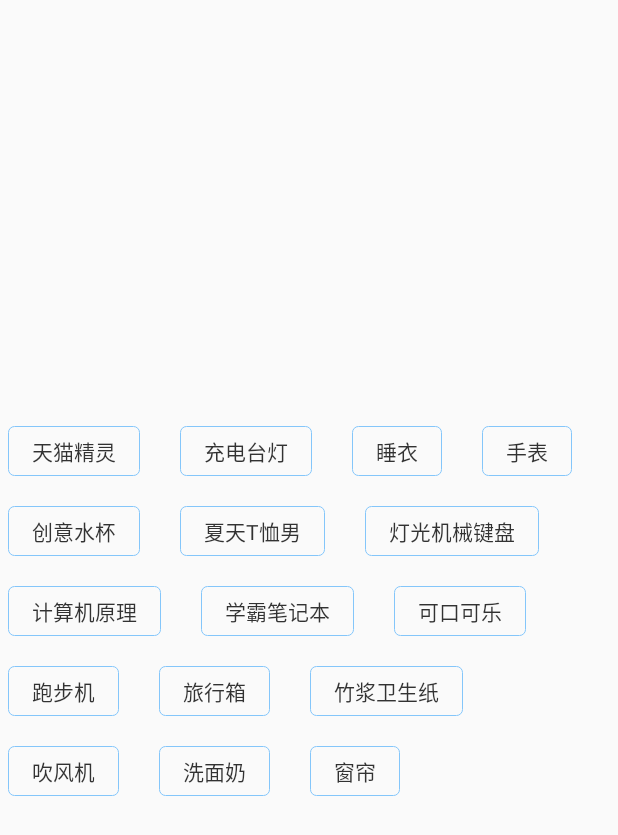
After one commit to Kingcool759/DiyView, an Android app: the Show4 screen opened directly, with no data from a screen before it, on a phone screen of 412 x 824 dp. The commit adds this screen. Shown: the top 835 px of the screen. Run offline under Robolectric (Android 15) with nearby library versions, the phone set to English and light mode, and no system bars; libraries missing offline, so code that uses them is left out: com.alibaba.android.

Commit message:
04自定义View系列FlowLayout流式布局

```diff
--- a/app/build.gradle
+++ b/app/build.gradle
@@ -7,7 +7,7 @@ android {
 
     defaultConfig {
         applicationId "com.example.diyview"
-        minSdkVersion 16
+        minSdkVersion 23
         targetSdkVersion 30
         versionCode 1
         versionName "1.0"
--- a/app/src/main/AndroidManifest.xml
+++ b/app/src/main/AndroidManifest.xml
@@ -10,7 +10,8 @@
         android:roundIcon="@mipmap/ic_launcher_round"
         android:supportsRtl="true"
         android:theme="@style/AppTheme">
-        <activity android:name=".show.Show3"></activity>
+        <activity android:name=".show.Show4"></activity>
+        <activity android:name=".show.Show3" />
         <activity android:name=".show.Show2" />
         <activity android:name=".show.Show1" />
         <activity android:name=".show.Show0" />
--- a/app/src/main/java/com/example/diyview/adapter/MainRecyclerAdapter.java
+++ b/app/src/main/java/com/example/diyview/adapter/MainRecyclerAdapter.java
@@ -39,7 +39,7 @@ public class MainRecyclerAdapter extends RecyclerView.Adapter<MainRecyclerAdapte
             public void onClick(View v) {
                 int position = holder.getAdapterPosition();
                 String path = String.format("/show/diyView"+position);
-                ToastUtils.show("item" + path);
+//                ToastUtils.show("item" + path);
                 ARouter.getInstance().build(path).navigation();
             }
         });
--- a/app/src/main/java/com/example/diyview/main/MainActivity.java
+++ b/app/src/main/java/com/example/diyview/main/MainActivity.java
@@ -19,7 +19,7 @@ public class MainActivity extends AppCompatActivity {
             "01自定义View系列：饼状图+数据",  //0
             "02自定义View系列：圆环",  //0
             "03自定义View系列：奥运五环",  //0
-            "04自定义View：圆",  //0
+            "04自定义View系列：流式布局",  //0
             "05自定义View：圆",  //0
             "06自定义View：圆",  //0
             "07自定义View：圆",  //0
--- /dev/null
+++ b/app/src/main/java/com/example/diyview/show/Show4.java
@@ -0,0 +1,59 @@
+package com.example.diyview.show;
+
+import androidx.appcompat.app.AppCompatActivity;
+
+import android.os.Bundle;
+import android.view.LayoutInflater;
+import android.view.View;
+import android.widget.TextView;
+import android.widget.Toast;
+
+import com.alibaba.android.arouter.facade.annotation.Route;
+import com.example.diyview.R;
+import com.example.diyview.arout.ARouterPath;
+import com.example.diyview.viewgroup.flow.FlowLayoutView;
+
+import java.util.ArrayList;
+import java.util.Arrays;
+
+@Route(path = ARouterPath.diyView4)
+//自定义View实现流式布局（带点击事件）
+public class Show4 extends AppCompatActivity {
+    private ArrayList<String> datas;
+
+    private final String[] tagTextArray = new String[]{"天猫精灵", "充电台灯", "睡衣", "手表", "创意水杯", "夏天T恤男", "灯光机械键盘",
+            "计算机原理", "学霸笔记本", "可口可乐", "跑步机", "旅行箱", "竹浆卫生纸", "吹风机", "洗面奶", "窗帘"};
+
+    @Override
+    protected void onCreate(Bundle savedInstanceState) {
+        super.onCreate(savedInstanceState);
+        setContentView(R.layout.activity_show4);
+
+        //将数组转成list，因为一般都是从api接口接收的数据都是list
+        datas = new ArrayList();
+        datas.addAll(Arrays.asList(tagTextArray));
+        initView();
+    }
+
+    private void initView() {
+        //自定义ViewGroup
+        FlowLayoutView flowLayoutView = findViewById(R.id.flowlayout);
+        for (int i = 0; i < datas.size(); i++) {
+            View view = LayoutInflater.from(getApplicationContext()).inflate(R.layout.flow_tv_content, null);
+            TextView tvContent = view.findViewById(R.id.flow_tv);
+            tvContent.setText(datas.get(i));
+            flowLayoutView.addView(view);
+
+            //点击事件
+            tvContent.setOnClickListener((View)->{
+                Toast.makeText(this,tvContent.getText()+"",Toast.LENGTH_SHORT).show();
+                tvContent.setSelected(!tvContent.isSelected()); //取反
+                if (tvContent.isSelected()){
+                    tvContent.setTextColor(getColor(R.color.white));
+                }else {
+                    tvContent.setTextColor(0xcc000000);
+                }
+            });
+        }
+    }
+}
--- a/app/src/main/java/com/example/diyview/view/SolidCircleView.java
+++ b/app/src/main/java/com/example/diyview/view/circle/SolidCircleView.java
@@ -1,4 +1,4 @@
-package com.example.diyview.view;
+package com.example.diyview.view.circle;
 
 import android.content.Context;
 import android.content.res.TypedArray;
--- /dev/null
+++ b/app/src/main/java/com/example/diyview/viewgroup/flow/FlowLayoutView.java
@@ -0,0 +1,141 @@
+package com.example.diyview.viewgroup.flow;
+
+import android.content.Context;
+import android.util.AttributeSet;
+import android.view.View;
+import android.view.ViewGroup;
+
+import java.util.ArrayList;
+import java.util.List;
+
+/**
+ * @data on 2020/9/8 2:13 PM
+ * @auther ArmStrong
+ * @describe  流式布局 -- 自定义ViewGroup.  from libo
+ */
+public class FlowLayoutView extends ViewGroup {
+    private final ArrayList<Row> rows = new ArrayList<>();
+    private int usedWidth;
+    /**
+     * 当前需要操作的行
+     */
+    private Row curRow;
+    private final int verticalPadding = 30;
+    private final int horizontalPadding = 40;
+
+    public FlowLayoutView(Context context) {
+        super(context);
+    }
+
+    public FlowLayoutView(Context context, AttributeSet attrs) {
+        super(context, attrs);
+    }
+
+    @Override
+    protected void onMeasure(int widthMeasureSpec, int heightMeasureSpec) {
+
+        restoreLine();  //每次重新布局，属性要初始化，避免onMeasure重复调用混乱问题
+
+        //子view设置宽高为父view大小减去padding值
+        int width = MeasureSpec.getSize(widthMeasureSpec);
+        int height = MeasureSpec.getSize(heightMeasureSpec);
+        int widthMode = MeasureSpec.getMode(widthMeasureSpec);
+        int heightMode = MeasureSpec.getMode(heightMeasureSpec);
+
+        //设置每个子view宽高，并且将每个子View归到自己的行
+        for (int i = 0; i < getChildCount(); i++) {
+            View childView = getChildAt(i);
+
+            //设置子view设置AT_MOST模式，即布局属性为wrap_content
+            int childWidthSpec = MeasureSpec.makeMeasureSpec(width, widthMode == MeasureSpec.EXACTLY ? MeasureSpec.AT_MOST : widthMode);
+            int childHeightSpec = MeasureSpec.makeMeasureSpec(height, heightMode == MeasureSpec.EXACTLY ? MeasureSpec.AT_MOST : heightMode);
+            childView.measure(childWidthSpec, childHeightSpec);
+
+            if (curRow == null) {
+                curRow = new Row();
+            }
+
+            //根据当前childview宽度和剩余宽度判断是否能放进当前行，放不了就要换行
+            if (childView.getMeasuredWidth() + horizontalPadding > width - usedWidth) {
+                //先换行，再放入
+                nextLine();
+            }
+
+            usedWidth += childView.getMeasuredWidth() + horizontalPadding;
+            curRow.addView(childView);
+        }
+
+        //将最后一个row加入到rows中
+        rows.add(curRow);
+
+        //根据子view组成的高度重设自己高度
+        int finalHeight = 0;
+        for (Row row : rows) {
+            finalHeight += row.height + verticalPadding;
+        }
+
+        setMeasuredDimension(width, finalHeight);
+    }
+
+    @Override
+    protected void onLayout(boolean changed, int l, int t, int r, int b) {
+
+        int top = 0;
+        //遍历每一行，将每一行子view布局
+        for (Row row : rows) {
+            row.layout(top);
+            top = top + row.height + verticalPadding;
+        }
+    }
+
+    /**
+     * 换行，需要将当前row存储，并且创建新的row，新的行使用空间置0
+     */
+    private void nextLine() {
+        rows.add(curRow);
+        curRow = new Row();
+        usedWidth = 0;
+    }
+
+    /**
+     * 每次onmeasure需要重置信息
+     */
+    private void restoreLine() {
+        rows.clear();
+        curRow = new Row();
+        usedWidth = 0;
+    }
+
+    /**
+     * 用于记录每一行放置子View的信息
+     */
+    class Row {
+        /**
+         * 该行放置的子view
+         */
+        private List<View> childViews = new ArrayList<>();
+        private int height;
+
+        public void addView(View view) {
+            childViews.add(view);
+            height = Math.max(view.getMeasuredHeight(), height);  //高度取最高子view的高度
+        }
+
+        public int getSize() {
+            return childViews.size();
+        }
+
+        /**
+         * 将当前childViews进行布局
+         * top 当前hang处于的顶部高度
+         */
+        public void layout(int top) {
+            int leftMargin = 0;
+            for (int i = 0; i < childViews.size(); i++) {
+                View view = childViews.get(i);
+                view.layout(leftMargin, top, leftMargin + view.getMeasuredWidth(), top + view.getMeasuredHeight());
+                leftMargin = leftMargin + view.getMeasuredWidth() + horizontalPadding;
+            }
+        }
+    }
+}
--- a/app/src/main/java/com/example/diyview/viewgroup/FiveRingsViewGroup.java
+++ b/app/src/main/java/com/example/diyview/viewgroup/ring/FiveRingsViewGroup.java
@@ -1,4 +1,4 @@
-package com.example.diyview.viewgroup;
+package com.example.diyview.viewgroup.ring;
 
 import android.content.Context;
 import android.graphics.Canvas;
--- /dev/null
+++ b/app/src/main/res/drawable/flow_tv_select_shape.xml
@@ -0,0 +1,8 @@
+<?xml version="1.0" encoding="utf-8"?>
+<shape xmlns:android="http://schemas.android.com/apk/res/android">
+    <solid android:color="@color/blue"/>
+    <stroke
+        android:width="0.5dp"
+        android:color="#84C6FA"/>
+    <corners android:radius="4dp"/>
+</shape>
--- /dev/null
+++ b/app/src/main/res/drawable/flow_tv_shape.xml
@@ -0,0 +1,7 @@
+<?xml version="1.0" encoding="utf-8"?>
+<shape xmlns:android="http://schemas.android.com/apk/res/android">
+    <stroke
+        android:width="0.5dp"
+        android:color="#84C6FA"/>
+    <corners android:radius="4dp"/>
+</shape>
--- /dev/null
+++ b/app/src/main/res/drawable/tagflow_selector.xml
@@ -0,0 +1,6 @@
+<?xml version="1.0" encoding="utf-8"?>
+<selector xmlns:android="http://schemas.android.com/apk/res/android">
+    <!--普通点击状态改变-->
+    <item android:drawable="@drawable/flow_tv_select_shape" android:state_selected="true" />
+    <item android:drawable="@drawable/flow_tv_shape" />
+</selector>
--- a/app/src/main/res/layout/activity_show0.xml
+++ b/app/src/main/res/layout/activity_show0.xml
@@ -8,7 +8,7 @@
     tools:ignore="MissingConstraints">
 
     <!--自定义系列1：自定义实心圆+自定义属性-->
-    <com.example.diyview.view.SolidCircleView
+    <com.example.diyview.view.circle.SolidCircleView
         android:layout_width="300dp"
         android:layout_height="300dp"
         android:padding="10dp"
--- /dev/null
+++ b/app/src/main/res/layout/activity_show4.xml
@@ -0,0 +1,23 @@
+<?xml version="1.0" encoding="utf-8"?>
+<androidx.constraintlayout.widget.ConstraintLayout xmlns:android="http://schemas.android.com/apk/res/android"
+    xmlns:app="http://schemas.android.com/apk/res-auto"
+    xmlns:tools="http://schemas.android.com/tools"
+    android:layout_width="match_parent"
+    android:layout_height="match_parent"
+    tools:context=".show.Show4">
+
+    <!--自定义view-->
+    <com.example.diyview.viewgroup.flow.FlowLayoutView
+        android:id="@+id/flowlayout"
+        android:layout_width="wrap_content"
+        android:layout_height="wrap_content"
+        android:layout_marginStart="10dp"
+        android:layout_marginLeft="10dp"
+        android:layout_marginTop="10dp"
+        app:layout_constraintBottom_toBottomOf="parent"
+        app:layout_constraintEnd_toEndOf="parent"
+        app:layout_constraintStart_toStartOf="parent"
+        app:layout_constraintTop_toTopOf="parent"
+        tools:ignore="MissingConstraints" />
+
+</androidx.constraintlayout.widget.ConstraintLayout>
--- /dev/null
+++ b/app/src/main/res/layout/flow_tv_content.xml
@@ -0,0 +1,16 @@
+<?xml version="1.0" encoding="utf-8"?>
+<TextView xmlns:android="http://schemas.android.com/apk/res/android"
+    xmlns:tools="http://schemas.android.com/tools"
+    android:id="@+id/flow_tv"
+    android:layout_width="wrap_content"
+    android:layout_height="wrap_content"
+    android:layout_margin="5dp"
+    android:background="@drawable/tagflow_selector"
+    android:paddingLeft="16dp"
+    android:paddingTop="6dp"
+    android:textColor="#cc000000"
+    android:paddingRight="16dp"
+    android:paddingBottom="6dp"
+    android:text="Helloworld"
+    android:textSize="14sp"
+    tools:text="天猫精灵"/>
```
Also changed, not shown: app/src/main/java/com/example/diyview/arout/ARouterPath.java (+8 -0 lines), app/src/main/java/com/example/diyview/viewgroup/ring/ColorRingView.java (renamed from app/src/main/java/com/example/diyview/viewgroup/ColorRingView.java, +6 -5 lines), app/src/main/res/layout/activity_show2.xml (+9 -4 lines), app/src/main/res/layout/activity_show3.xml (+11 -10 lines).
